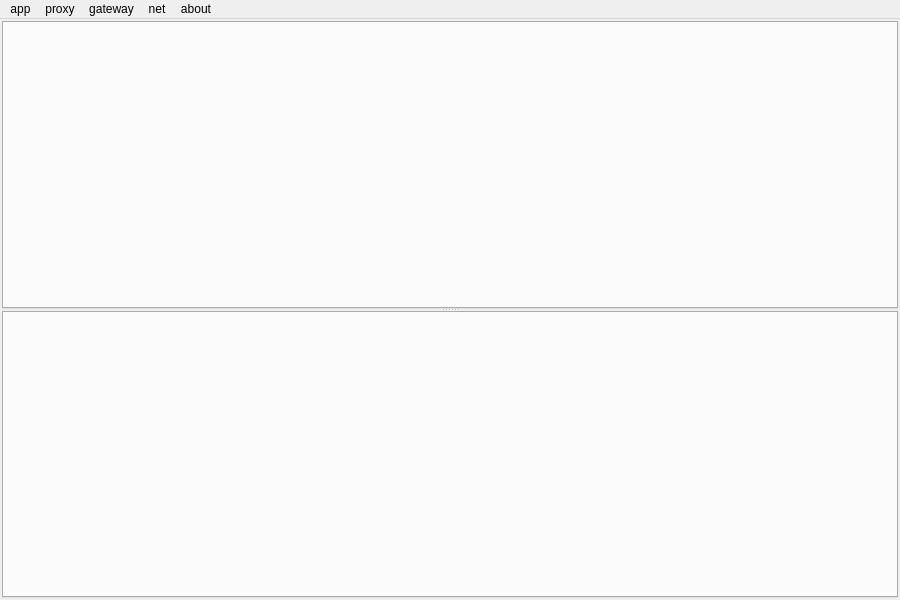
First picture: the form in cta/ui/mainwindow.ui, repository xclxxl414/bftrader, before the edit.
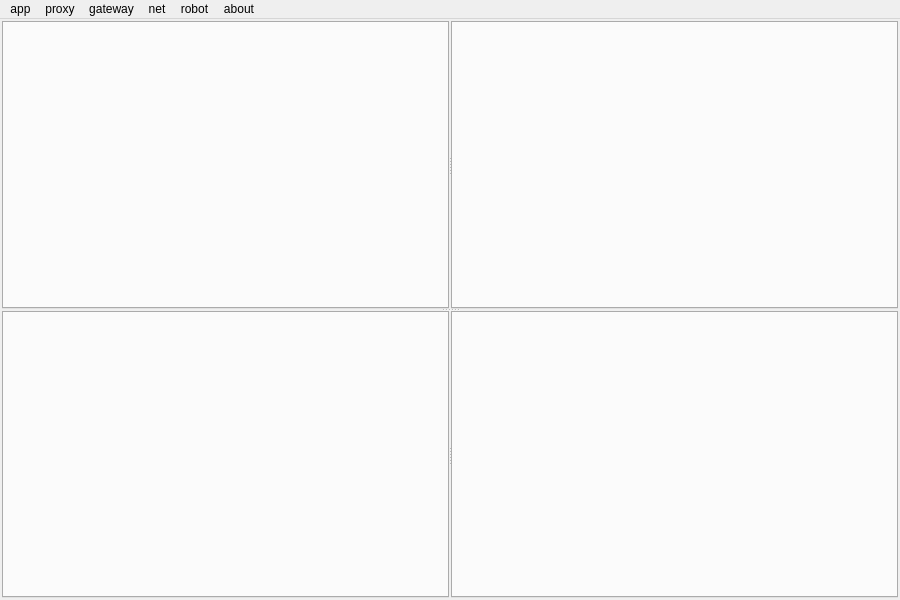
Second picture: the form after the edit.

The edit to the form file:
```diff
--- a/cta/ui/mainwindow.ui
+++ b/cta/ui/mainwindow.ui
@@ -38,8 +38,26 @@
       <property name="handleWidth">
        <number>2</number>
       </property>
-      <widget class="QTabWidget" name="tabWidgetCta"/>
-      <widget class="QTabWidget" name="tabWidgetLog"/>
+      <widget class="QSplitter" name="splitterTop">
+       <property name="orientation">
+        <enum>Qt::Horizontal</enum>
+       </property>
+       <property name="handleWidth">
+        <number>2</number>
+       </property>
+       <widget class="QTabWidget" name="tabWidgetPosition"/>
+       <widget class="QTabWidget" name="tabWidgetOrder"/>
+      </widget>
+      <widget class="QSplitter" name="splitterBottom">
+       <property name="orientation">
+        <enum>Qt::Horizontal</enum>
+       </property>
+       <property name="handleWidth">
+        <number>2</number>
+       </property>
+       <widget class="QTabWidget" name="tabWidgetLog"/>
+       <widget class="QTabWidget" name="tabWidgetRobot"/>
+      </widget>
      </widget>
     </item>
    </layout>
@@ -101,10 +119,18 @@
     <addaction name="actionNetStart"/>
     <addaction name="actionNetStop"/>
    </widget>
+   <widget class="QMenu" name="menuRobot">
+    <property name="title">
+     <string>robot</string>
+    </property>
+    <addaction name="actionRobotStartAll"/>
+    <addaction name="actionRobotStopAll"/>
+   </widget>
    <addaction name="menuApp"/>
    <addaction name="menuProxy"/>
    <addaction name="menuGateway"/>
    <addaction name="menuNet"/>
+   <addaction name="menuRobot"/>
    <addaction name="menuAbout"/>
   </widget>
   <action name="actionAppQuit">
```
Left out of the diff: 32 changed lines with no effect on the pictures.
